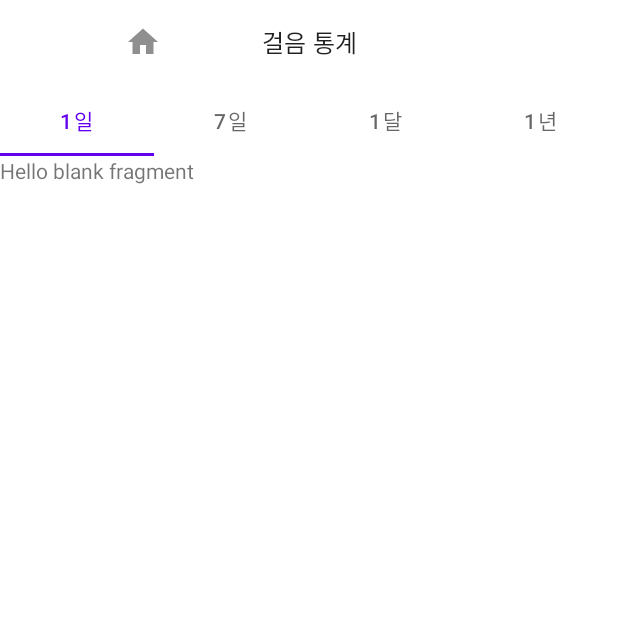
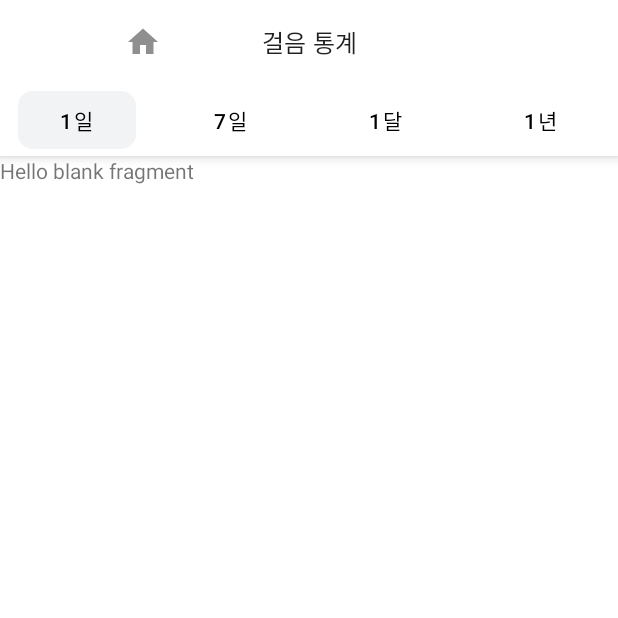
Before and after one commit to Lab-TeamProjects/My-Walking-Pet, an Android app: the WalkCountFragment screen opened through its navigation route, on a phone screen of 412 x 824 dp, the top half of it. Run offline under Robolectric (Android 15) with nearby library versions, the phone set to English and light mode, and no system bars; our stand-ins replace navigation-ui.

Commit message:
걸음 통계 탭 레이아웃 수정

```diff
--- a/app/src/main/java/com/lab_team_projects/my_walking_pet/adapters/FragmentPagerAdapter.java
+++ b/app/src/main/java/com/lab_team_projects/my_walking_pet/adapters/FragmentPagerAdapter.java
@@ -9,7 +9,7 @@ import java.util.List;
 
 public class FragmentPagerAdapter extends FragmentStateAdapter {
 
-    private List<Fragment> fragments;
+    private final List<Fragment> fragments;
 
     public FragmentPagerAdapter(@NonNull FragmentActivity fragmentActivity, List<Fragment> fragments) {
         super(fragmentActivity);
--- a/app/src/main/java/com/lab_team_projects/my_walking_pet/walk_count/WalkCountFragment.java
+++ b/app/src/main/java/com/lab_team_projects/my_walking_pet/walk_count/WalkCountFragment.java
@@ -24,10 +24,10 @@ public class WalkCountFragment extends Fragment {
 
     private FragmentWalkCountBinding binding;
 
-    private DayFragment dayFragment = new DayFragment();
-    private WeekFragment weekFragment = new WeekFragment();
-    private MonthFragment monthFragment = new MonthFragment();
-    private YearFragment yearFragment = new YearFragment();
+    private final DayFragment dayFragment = new DayFragment();
+    private final WeekFragment weekFragment = new WeekFragment();
+    private final MonthFragment monthFragment = new MonthFragment();
+    private final YearFragment yearFragment = new YearFragment();
 
     public WalkCountFragment() {
         // Required empty public constructor
@@ -35,7 +35,7 @@ public class WalkCountFragment extends Fragment {
 
 
     @Override
-    public View onCreateView(LayoutInflater inflater, ViewGroup container,
+    public View onCreateView(@NonNull LayoutInflater inflater, ViewGroup container,
                              Bundle savedInstanceState) {
 
         binding = FragmentWalkCountBinding.inflate(inflater, container, false);
--- /dev/null
+++ b/app/src/main/res/drawable/bg_tab_corner_selector.xml
@@ -0,0 +1,34 @@
+<?xml version="1.0" encoding="utf-8"?>
+
+<selector xmlns:android="http://schemas.android.com/apk/res/android">
+    <item android:state_selected="true">
+        <layer-list>
+            <item
+                android:left="12dp"
+                android:right="12dp"
+                android:top="5dp"
+                android:bottom="5dp">
+                <shape android:shape="rectangle">
+                    <corners android:radius="10dp" />
+                    <solid android:color="@color/white_gray"/>
+                </shape>
+            </item>
+        </layer-list>
+    </item>
+
+    <item>
+        <layer-list>
+            <item
+                android:left="12dp"
+                android:right="12dp"
+                android:top="5dp"
+                android:bottom="5dp">
+                <shape android:shape="rectangle">
+                    <corners android:radius="10dp" />
+                    <solid android:color="@color/transparent"/>
+                </shape>
+            </item>
+        </layer-list>
+    </item>
+
+</selector>
--- a/app/src/main/res/layout/fragment_walk_count.xml
+++ b/app/src/main/res/layout/fragment_walk_count.xml
@@ -11,7 +11,13 @@
         android:layout_height="match_parent">
 
         <com.google.android.material.tabs.TabLayout
+            android:elevation="5dp"
             android:id="@+id/tabs"
+            app:tabTextColor="@color/black"
+            app:tabRippleColor="@null"
+            app:tabBackground="@drawable/bg_tab_corner_selector"
+            app:tabIndicatorColor="@null"
+            app:tabIndicator="@null"
             app:layout_constraintTop_toTopOf="parent"
             app:layout_constraintStart_toStartOf="parent"
             app:layout_constraintEnd_toEndOf="parent"
--- a/app/src/main/res/values/colors.xml
+++ b/app/src/main/res/values/colors.xml
@@ -7,4 +7,10 @@
     <color name="teal_700">#FF018786</color>
     <color name="black">#FF000000</color>
     <color name="white">#FFFFFFFF</color>
+
+    <color name="white_gray">#F2F3F5</color>
+
+    <color name="dark_gray">#A9A9A9</color>
+
+    <color name="transparent">#00000000</color>
 </resources>
--- a/app/src/main/res/values/themes.xml
+++ b/app/src/main/res/values/themes.xml
@@ -2,7 +2,7 @@
     <!-- Base application theme. -->
     <style name="Theme.MyWalkingPet" parent="Theme.MaterialComponents.DayNight.NoActionBar">
         <!-- Primary brand color. -->
-        <item name="colorPrimary">@color/purple_500</item>
+        <item name="colorPrimary">@color/dark_gray</item>
         <item name="colorPrimaryVariant">@color/purple_700</item>
         <item name="colorOnPrimary">@color/white</item>
         <!-- Secondary brand color. -->
```
